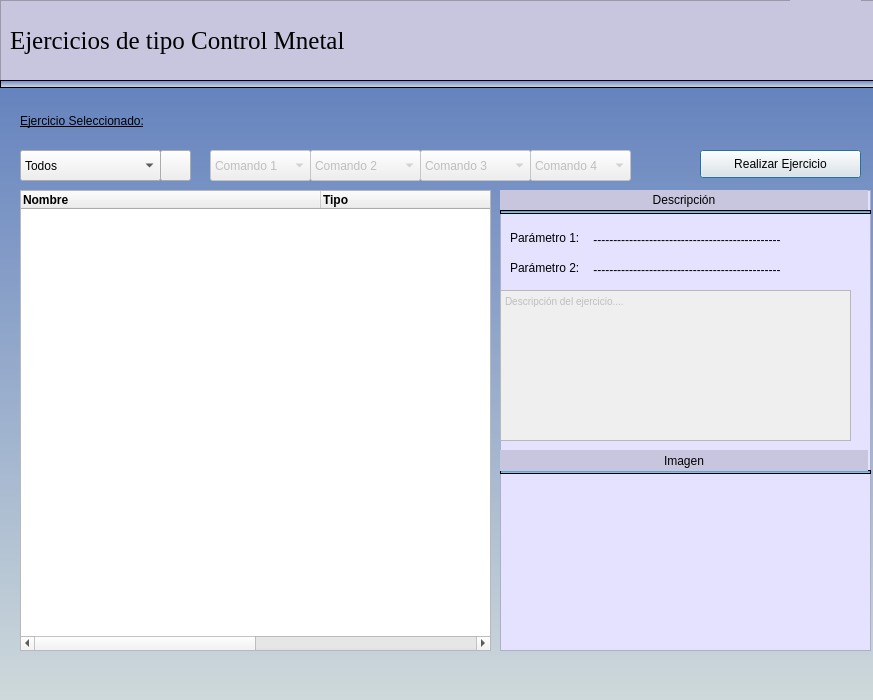
The window that pythonProject/vistas/ejerciciosTerapiaControlMental.ui (francisco2124/Cognidron-EEG-Version1.0) describes before a commit, drawn with Qt 5.
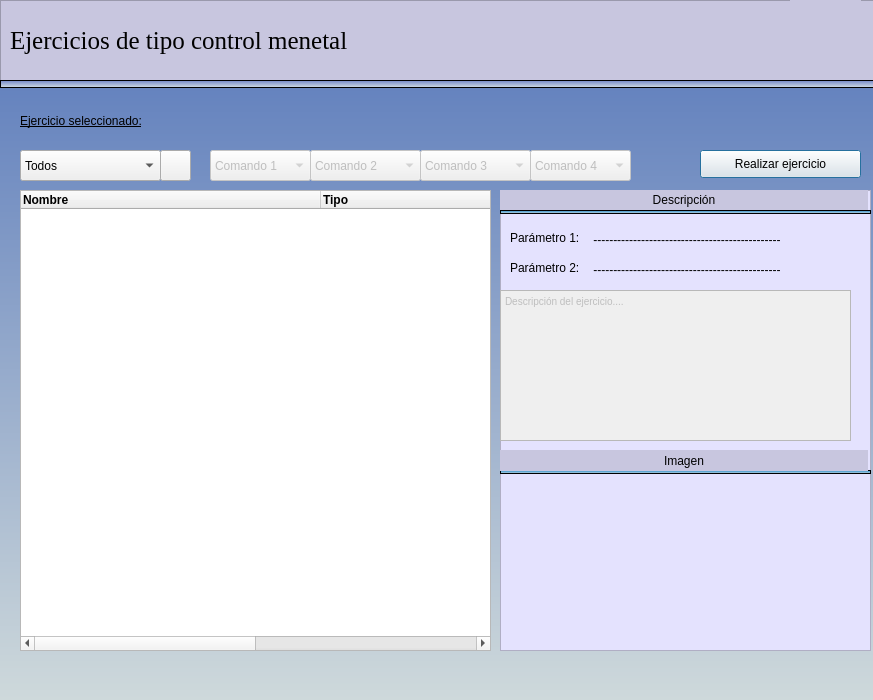
The same window after the commit. Icons and pictures are not drawn.

Diff of the .ui file:
```diff
--- a/pythonProject/vistas/ejerciciosTerapiaControlMental.ui
+++ b/pythonProject/vistas/ejerciciosTerapiaControlMental.ui
@@ -46,7 +46,7 @@
 text-decoration: underline;</string>
    </property>
    <property name="text">
-    <string>Ejercicio Seleccionado:</string>
+    <string>Ejercicio seleccionado:</string>
    </property>
   </widget>
   <widget class="QPushButton" name="btnRealizar">
@@ -59,7 +59,7 @@
     </rect>
    </property>
    <property name="text">
-    <string>Realizar Ejercicio</string>
+    <string>Realizar ejercicio</string>
    </property>
   </widget>
   <widget class="QLabel" name="lbImagenEjercicio">
@@ -143,7 +143,7 @@
 font: 75 19pt &quot;Times New Roman&quot;;</string>
     </property>
     <property name="text">
-     <string>Ejercicios de tipo Control Mnetal</string>
+     <string>Ejercicios de tipo control menetal</string>
     </property>
    </widget>
    <widget class="QLabel" name="label_25">
```
